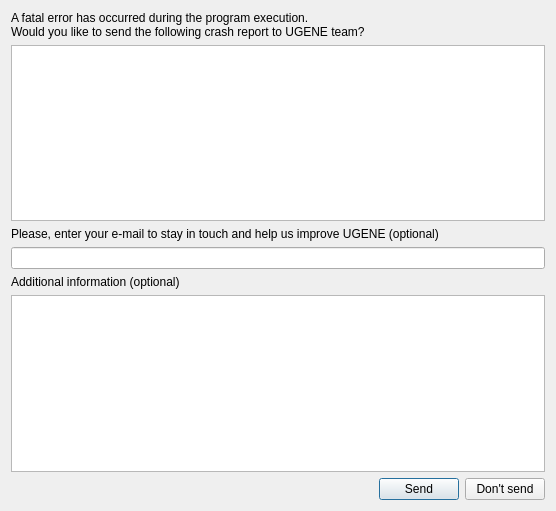
Old version of the form src/ugenem/src/ui/SendReportDialog.ui in the repository violethaze74/ugene.
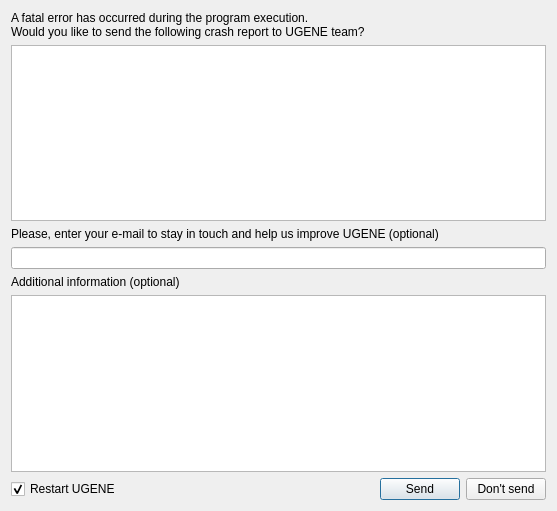
New version of the form. Icons and pictures are not drawn.

Patch:
```diff
--- a/src/ugenem/src/ui/SendReportDialog.ui
+++ b/src/ugenem/src/ui/SendReportDialog.ui
@@ -6,7 +6,7 @@
    <rect>
     <x>0</x>
     <y>0</y>
-    <width>556</width>
+    <width>557</width>
     <height>511</height>
    </rect>
   </property>
@@ -59,6 +59,16 @@
    </item>
    <item>
     <layout class="QHBoxLayout" name="horizontalLayout">
+     <item>
+      <widget class="QCheckBox" name="checkBox">
+       <property name="text">
+        <string>Restart UGENE</string>
+       </property>
+       <property name="checked">
+        <bool>true</bool>
+       </property>
+      </widget>
+     </item>
      <item>
       <spacer name="horizontalSpacer">
        <property name="orientation">
@@ -77,6 +87,12 @@
        <property name="text">
         <string>Send</string>
        </property>
+       <property name="checkable">
+        <bool>false</bool>
+       </property>
+       <property name="checked">
+        <bool>false</bool>
+       </property>
       </widget>
      </item>
      <item>
```
